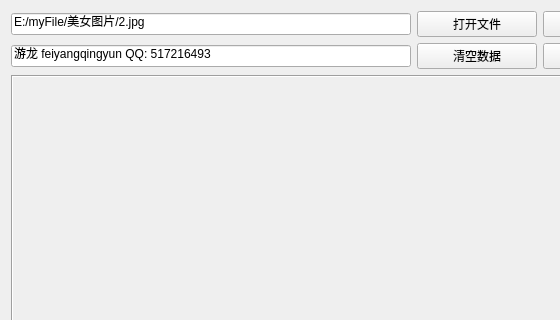
The window that base64helper/frmbase64helper.ui (SleepyLGod/qwidget-demo) describes before a commit, drawn with Qt 5; both pictures show x 0 to 560 and y 0 to 320 of the 800 by 600 pixel window.
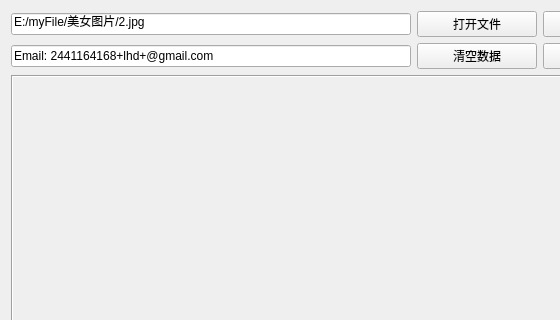
The same window after the commit.

```diff
--- a/base64helper/frmbase64helper.ui
+++ b/base64helper/frmbase64helper.ui
@@ -63,7 +63,7 @@
    <item row="1" column="0">
     <widget class="QLineEdit" name="txtText">
      <property name="text">
-      <string>游龙 feiyangqingyun QQ: 517216493</string>
+      <string>Email: 2441164168+lhd+@gmail.com</string>
      </property>
     </widget>
    </item>
```
